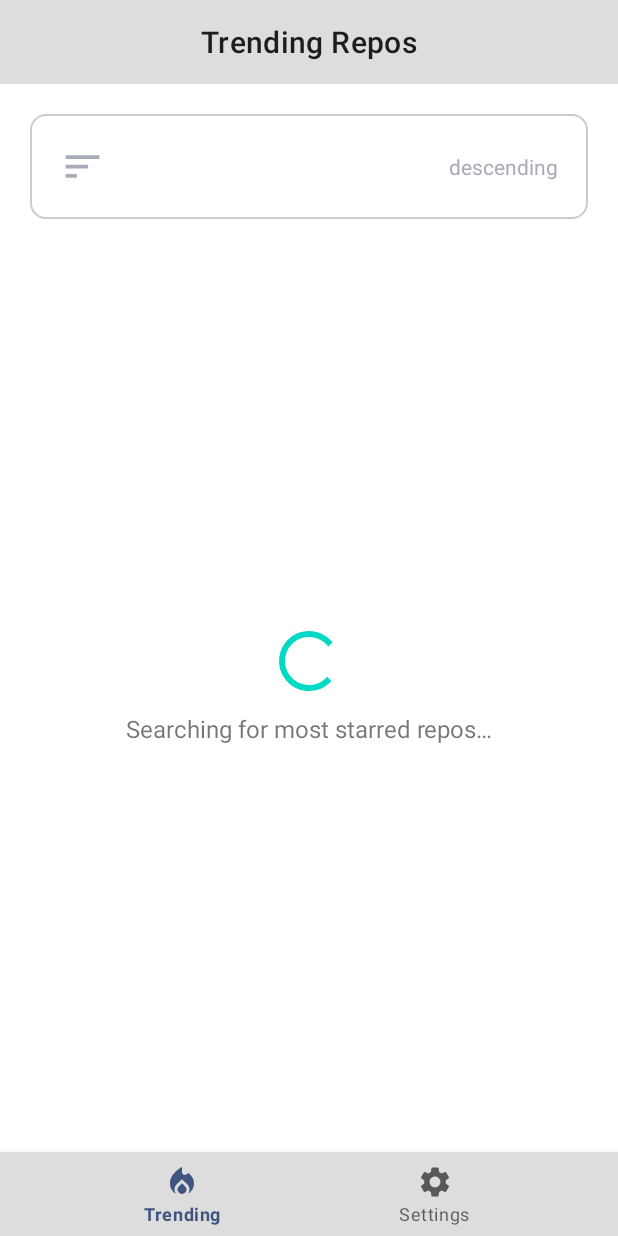
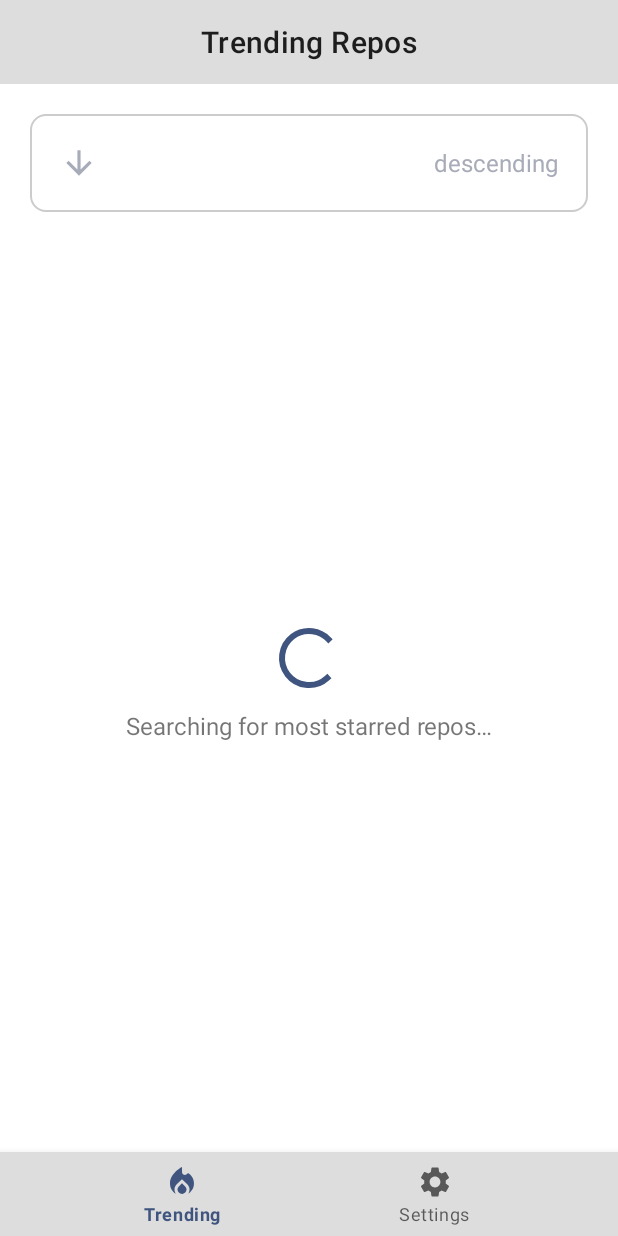
Before and after one commit to Imad-AHDDAD/Most-Starred-GitHub-Repos-Android-App-clean-architecture, an Android app: the screen it shows after launch (MainActivity), on a phone screen of 412 x 824 dp. Run offline under Robolectric (Android 15) with nearby library versions, the phone set to English and light mode, and no system bars; our stand-ins replace Dagger/Hilt's generated code, data binding, navigation-ui; pictures from the network do not load.

Commit message:
feature: app layer - design reps list fragment ui

```diff
--- a/app/src/main/java/com/a7dev/moststarredgithubrepos_cleanarchitecture/di/RepoModule.kt
+++ b/app/src/main/java/com/a7dev/moststarredgithubrepos_cleanarchitecture/di/RepoModule.kt
@@ -11,7 +11,6 @@ import dagger.hilt.components.SingletonComponent
 @Module
 @InstallIn(SingletonComponent::class)
 object RepoModule {
-
     @Provides
     fun provideRepo(apiService: ApiService) : Repo{
         return RepoImpl(apiService)
--- /dev/null
+++ b/app/src/main/java/com/a7dev/moststarredgithubrepos_cleanarchitecture/ui/common/BindingAdapter.kt
@@ -0,0 +1,12 @@
+package com.a7dev.moststarredgithubrepos_cleanarchitecture.ui.common
+
+import android.graphics.Color
+import android.widget.ImageView
+import androidx.databinding.BindingAdapter
+
+@BindingAdapter("app:imageSrc")
+fun setImageSrc(imageView: ImageView, imageSrcId: Int?){
+    if (imageSrcId != null) {
+        imageView.setBackgroundResource(imageSrcId)
+    }
+}
--- a/app/src/main/java/com/a7dev/moststarredgithubrepos_cleanarchitecture/ui/getMostStarredRepos/ReposViewModel.kt
+++ b/app/src/main/java/com/a7dev/moststarredgithubrepos_cleanarchitecture/ui/getMostStarredRepos/ReposViewModel.kt
@@ -7,6 +7,7 @@ import androidx.lifecycle.ViewModel
 import androidx.lifecycle.viewModelScope
 import com.a7dev.domain.entity.ReposModel
 import com.a7dev.domain.usecase.GetMostStarredRepos
+import com.a7dev.moststarredgithubrepos_cleanarchitecture.R
 import dagger.hilt.android.lifecycle.HiltViewModel
 import kotlinx.coroutines.flow.MutableStateFlow
 import kotlinx.coroutines.flow.StateFlow
@@ -20,16 +21,23 @@ class ReposViewModel @Inject constructor (private val getMostStarredReposUseCase
 
     private val _mostStarredRepos: MutableStateFlow<ReposModel?> = MutableStateFlow(null)
     val mostStarredRepos : StateFlow<ReposModel?> = _mostStarredRepos
+
     private val _sort = MutableLiveData<String>("descending")
     val sort: LiveData<String>
         get() = _sort
 
+    private val _imageUrl = MutableLiveData<Int>(R.drawable.ic_down)
+    val imageUrl: LiveData<Int>
+        get() = _imageUrl
+
     fun onSortMethodChange() {
         if(_sort.value.equals("descending")){
             _sort.value = "ascending"
+            _imageUrl.value = R.drawable.ic_up
             getMostStarredRepositories(order = "asc")
         }else {
             _sort.value = "descending"
+            _imageUrl.value = R.drawable.ic_down
             getMostStarredRepositories(order = "desc")
         }
     }
--- /dev/null
+++ b/app/src/main/res/drawable/ic_down.xml
@@ -0,0 +1,5 @@
+<vector android:height="24dp" android:tint="@color/gray"
+    android:viewportHeight="24" android:viewportWidth="24"
+    android:width="24dp" xmlns:android="http://schemas.android.com/apk/res/android">
+    <path android:fillColor="@android:color/white" android:pathData="M20,12l-1.41,-1.41L13,16.17V4h-2v12.17l-5.58,-5.59L4,12l8,8 8,-8z"/>
+</vector>
--- /dev/null
+++ b/app/src/main/res/drawable/ic_up.xml
@@ -0,0 +1,5 @@
+<vector android:height="24dp" android:tint="@color/gray"
+    android:viewportHeight="24" android:viewportWidth="24"
+    android:width="24dp" xmlns:android="http://schemas.android.com/apk/res/android">
+    <path android:fillColor="@android:color/white" android:pathData="M4,12l1.41,1.41L11,7.83V20h2V7.83l5.58,5.59L20,12l-8,-8 -8,8z"/>
+</vector>
--- /dev/null
+++ b/app/src/main/res/drawable/loading_background.xml
@@ -0,0 +1,5 @@
+<?xml version="1.0" encoding="utf-8"?>
+<shape xmlns:android="http://schemas.android.com/apk/res/android">
+    <solid android:color="@color/white_2" />
+    <corners android:radius="10dp" />
+</shape>
--- a/app/src/main/res/layout/fragment_repos.xml
+++ b/app/src/main/res/layout/fragment_repos.xml
@@ -4,7 +4,6 @@
     xmlns:tools="http://schemas.android.com/tools">
 
     <data>
-
         <variable
             name="viewmodel"
             type="com.a7dev.moststarredgithubrepos_cleanarchitecture.ui.getMostStarredRepos.ReposViewModel" />
@@ -39,10 +38,9 @@
                 android:layout_weight="1"
                 android:gravity="start|center_vertical">
                 <ImageView
-                    android:layout_width="30dp"
-                    android:layout_height="30dp"
-                    android:src="@drawable/ic_sort"
-                    app:tint="@color/gray"
+                    android:layout_width="25dp"
+                    android:layout_height="25dp"
+                    app:imageSrc="@{viewmodel.imageUrl}"
                     />
             </LinearLayout>
             <LinearLayout
@@ -56,6 +54,7 @@
                     android:layout_width="match_parent"
                     android:textColor="@color/gray"
                     android:text="@{viewmodel.sort}"
+                    android:textSize="16sp"
                     android:gravity="end|center"
                     />
 
@@ -78,22 +77,27 @@
 
         <LinearLayout
             android:id="@+id/loadingLayout"
-            android:layout_width="match_parent"
-            android:layout_height="0dp"
+            android:layout_width="wrap_content"
+            android:layout_height="wrap_content"
+            android:padding="25dp"
             app:layout_constraintTop_toBottomOf="@id/filter"
             android:gravity="center"
             android:orientation="vertical"
             android:visibility="visible"
-            app:layout_constraintBottom_toBottomOf="parent">
+            app:layout_constraintBottom_toBottomOf="parent"
+            app:layout_constraintRight_toRightOf="parent"
+            app:layout_constraintLeft_toLeftOf="parent">
             <ProgressBar
                 android:id="@+id/loadingPB"
+                android:indeterminateTint="@color/blue"
                 android:layout_width="wrap_content"
                 android:layout_height="wrap_content"/>
             <TextView
-                android:layout_width="match_parent"
+                android:layout_width="wrap_content"
                 android:layout_height="wrap_content"
                 android:text="@string/searching_for_most_starred_repos"
                 android:textSize="16sp"
+                android:maxLines="2"
                 android:textAlignment="center"
                 android:layout_marginTop="10dp"/>
 
--- a/app/src/main/res/values/colors.xml
+++ b/app/src/main/res/values/colors.xml
@@ -5,4 +5,6 @@
     <color name="light_gray">#DDDDDD</color>
     <color name="light_gray_2">#CCCCCC</color>
     <color name="red_error">#E34242</color>
+    <color name="white">#FFF</color>
+    <color name="white_2">#F5F5F5</color>
 </resources>
--- a/app/src/main/res/values/strings.xml
+++ b/app/src/main/res/values/strings.xml
@@ -1,5 +1,5 @@
 <resources>
-    <string name="app_name">Most Starred Github Repos - clean architecture</string>
+    <string name="app_name">Most Starred Github Repos</string>
     <string name="settings">Settings</string>
     <string name="trending_repos">Trending Repos</string>
     <string name="trending">Trending</string>
```
Also changed, not shown: data/src/main/java/com/a7dev/data/remote/ApiService.kt (+0 -11 lines).
